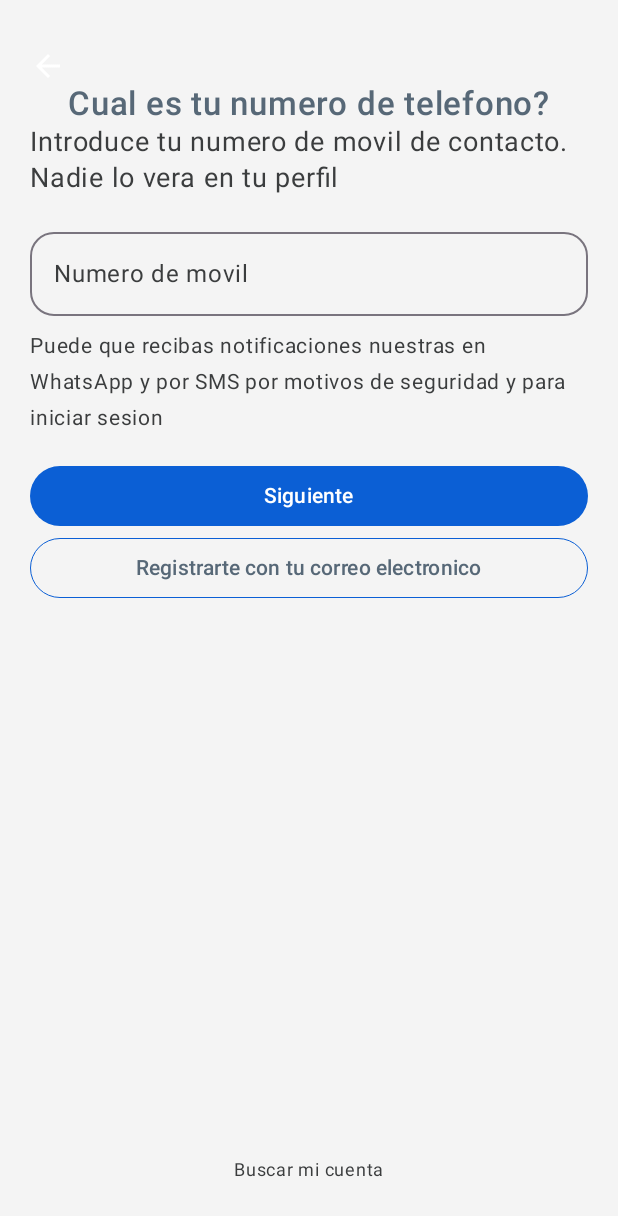
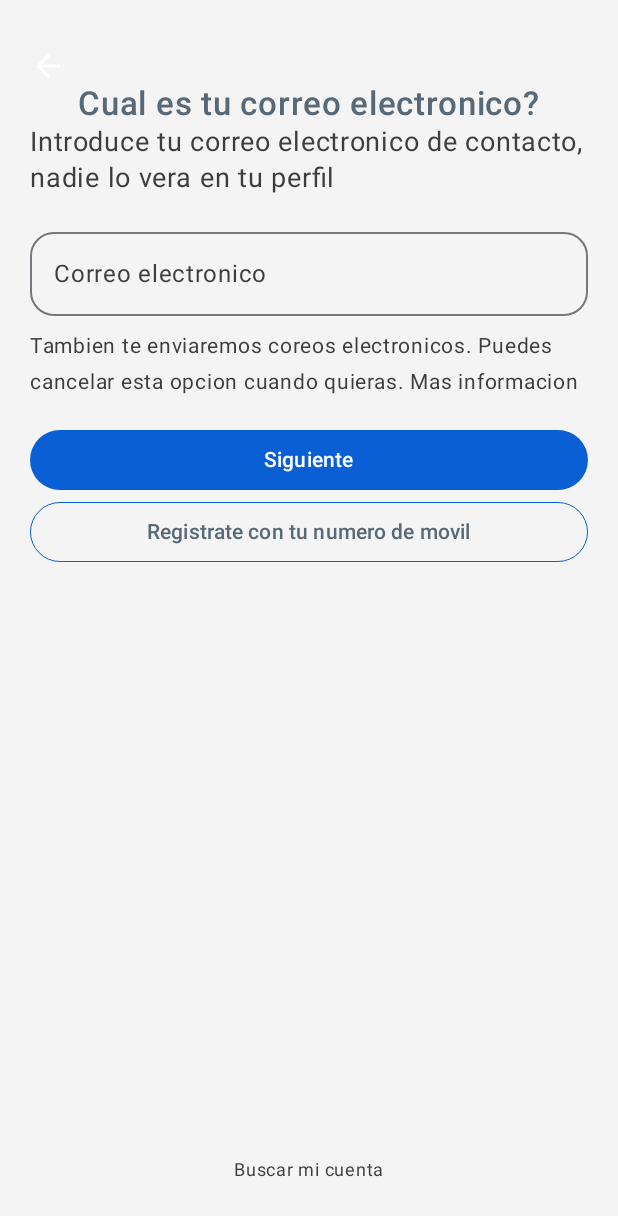
Before and after one commit to JoseLuisRiquelme/Instadev, an Android app built with Jetpack Compose: the RegisterScreen screen opened through its navigation route, after a tap on "Registrarte con tu correo electronico", on a phone screen of 412 x 824 dp. Shown: the top 1216 px of the screen. Run offline under Robolectric (Android 15) with nearby library versions, the phone set to English and light mode, and no system bars.

Commit message:
working in the secondary button, and the translation of the whole screen

```diff
--- /dev/null
+++ b/app/src/main/java/cl/colabora/instadev/auth/login/domain/model/ContactType.kt
@@ -0,0 +1,4 @@
+package cl.colabora.instadev.auth.login.domain.model
+
+enum class ContactType {MOBIL,EMAIL
+}
--- a/app/src/main/java/cl/colabora/instadev/auth/register/presentation/screens/RegisterScreen.kt
+++ b/app/src/main/java/cl/colabora/instadev/auth/register/presentation/screens/RegisterScreen.kt
@@ -17,8 +17,11 @@ import androidx.compose.runtime.getValue
 import androidx.compose.ui.Alignment
 import androidx.compose.ui.Modifier
 import androidx.compose.ui.graphics.Color
+import androidx.compose.ui.res.stringResource
 import androidx.compose.ui.unit.dp
 import androidx.compose.ui.unit.sp
+import cl.colabora.instadev.R
+import cl.colabora.instadev.auth.login.domain.model.ContactType
 import cl.colabora.instadev.core.ui.components.buttons.InstaPrimaryButton
 import cl.colabora.instadev.core.ui.components.buttons.InstaSecondaryButton
 import cl.colabora.instadev.core.ui.components.textfield.InstaSecondaryTextField
@@ -29,6 +32,7 @@ import cl.colabora.instadev.core.ui.components.texts.InstaTitleText
 @Composable
 fun RegisterScreen(registerViewModel: RegisterViewModel = viewModel()) {
     val uiState by registerViewModel.uiState.collectAsStateWithLifecycle()
+    val contactType = registerViewModel.contactType.value
     Column(
         modifier = Modifier
             .background(MaterialTheme.colorScheme.background)
@@ -43,33 +47,43 @@ fun RegisterScreen(registerViewModel: RegisterViewModel = viewModel()) {
             tint = Color.White
         )
         InstaTitleText(
-            text = "Cual es tu numero de telefono?",
+            text = if (contactType == ContactType.MOBIL) {
+                stringResource(R.string.register_screen_header_type_mobil)
+            } else stringResource(R.string.register_screen_header_type_email),
         )
         InstaPrimaryText(
-            text = "Introduce tu numero de movil de contacto. Nadie lo vera en tu perfil",
+            text = if (contactType == ContactType.MOBIL) {
+                stringResource(R.string.register_screen_body_type_movil)
+            } else stringResource(R.string.register_screen_body_type_email),
         )
         Spacer(Modifier.height(16.dp))
         InstaSecondaryTextField(
             modifier = Modifier.fillMaxWidth(),
             value = uiState.mobilNumber,
             onValueChange = {},
-            label = "Numero de movil"
+            label = if (contactType == ContactType.MOBIL) {
+                stringResource(R.string.register_screen_textfield_type_movil)
+            } else stringResource(R.string.register_screen_textfield_type_email)
         )
         Spacer(Modifier.height(8.dp))
         InstaSecondaryText(
-            text = "Puede que recibas notificaciones nuestras en WhatsApp y por SMS por motivos de seguridad y para iniciar sesion",
+            text = if (contactType == ContactType.MOBIL) {
+                stringResource(R.string.register_screen_bodysmall_type_movil)
+            } else stringResource(R.string.register_screen_bodysmall_type_email),
             fontSize = 14.sp
         )
         Spacer(Modifier.height(16.dp))
-        InstaPrimaryButton(modifier = Modifier.fillMaxWidth(), onClick = {}, text = "Siguiente")
+        InstaPrimaryButton(modifier = Modifier.fillMaxWidth(), onClick = {}, text = stringResource(R.string.register_screen_primarybutton))
         InstaSecondaryButton(
             modifier = Modifier.fillMaxWidth(),
-            onClick = {},
-            text = "Registrarte con tu correo electronico"
+            onClick = { registerViewModel.toggleContactType() },
+            text = if (contactType == ContactType.MOBIL) {
+                stringResource(R.string.register_screen_secondarybutton_type_movil)
+            } else stringResource(R.string.register_screen_secondarybutton_type_email)
         )
         Spacer(Modifier.weight(1f))
         InstaSecondaryText(
-            text = "Buscar mi cuenta",
+            text = stringResource(R.string.register_screen_footer_label),
             fontSize = 12.sp
         )
     }
--- a/app/src/main/java/cl/colabora/instadev/auth/register/presentation/screens/RegisterViewModel.kt
+++ b/app/src/main/java/cl/colabora/instadev/auth/register/presentation/screens/RegisterViewModel.kt
@@ -1,6 +1,8 @@
 package cl.colabora.instadev.auth.register.presentation.screens
 
+import androidx.compose.runtime.mutableStateOf
 import androidx.lifecycle.ViewModel
+import cl.colabora.instadev.auth.login.domain.model.ContactType
 import cl.colabora.instadev.core.navegation.Register
 import kotlinx.coroutines.flow.MutableStateFlow
 import kotlinx.coroutines.flow.StateFlow
@@ -8,6 +10,11 @@ import kotlinx.coroutines.flow.StateFlow
 class RegisterViewModel : ViewModel() {
     private val _uiState = MutableStateFlow(RegisterUiState())
     val uiState: StateFlow<RegisterUiState> = _uiState
+    var contactType= mutableStateOf(ContactType.MOBIL)
+    fun toggleContactType(){
+        contactType.value=if(contactType.value== ContactType.MOBIL)
+            ContactType.EMAIL else ContactType.MOBIL
+    }
 }
 
 data class RegisterUiState(
--- a/app/src/main/res/values/strings.xml
+++ b/app/src/main/res/values/strings.xml
@@ -7,4 +7,16 @@
     <string name="login_screen_button_login">Iniciar sesion</string>
     <string name="login_screen_text_forgot_password">Has olvidado la contrasenha?</string>
     <string name="login_screen_button_signup">Crear cuenta nueva</string>
+    <string name="register_screen_header_type_mobil">Cual es tu numero de telefono?</string>
+    <string name="register_screen_header_type_email">Cual es tu correo electronico?</string>
+    <string name="register_screen_body_type_movil">Introduce tu numero de movil de contacto. Nadie lo vera en tu perfil</string>
+    <string name="register_screen_body_type_email">Introduce tu correo electronico de contacto, nadie lo vera en tu perfil</string>
+    <string name="register_screen_textfield_type_movil">Numero de movil</string>
+    <string name="register_screen_textfield_type_email">Correo electronico</string>
+    <string name="register_screen_bodysmall_type_movil">Puede que recibas notificaciones nuestras en WhatsApp y por SMS por motivos de seguridad y para iniciar sesion</string>
+    <string name="register_screen_bodysmall_type_email">Tambien te enviaremos coreos electronicos. Puedes cancelar esta opcion cuando quieras. Mas informacion</string>
+    <string name="register_screen_primarybutton">Siguiente</string>
+    <string name="register_screen_secondarybutton_type_movil">Registrarte con tu correo electronico</string>
+    <string name="register_screen_secondarybutton_type_email">Registrate con tu numero de movil</string>
+    <string name="register_screen_footer_label">Buscar mi cuenta</string>
 </resources>
```
Also changed, not shown: 1 other file.
